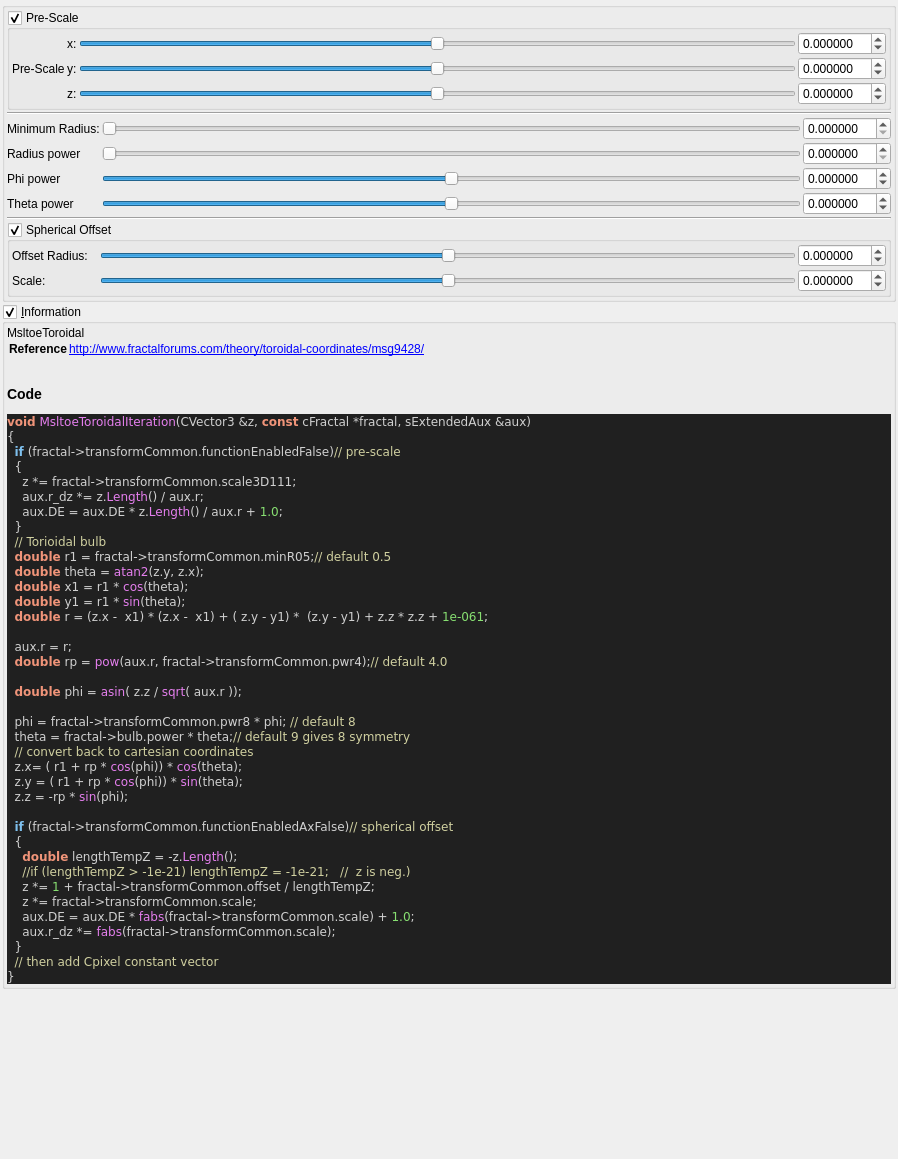
Qt form mandelbulber2/qt_data/fractal_msltoe_toroidal.ui (buddhi1980/mandelbulber2) before a commit.
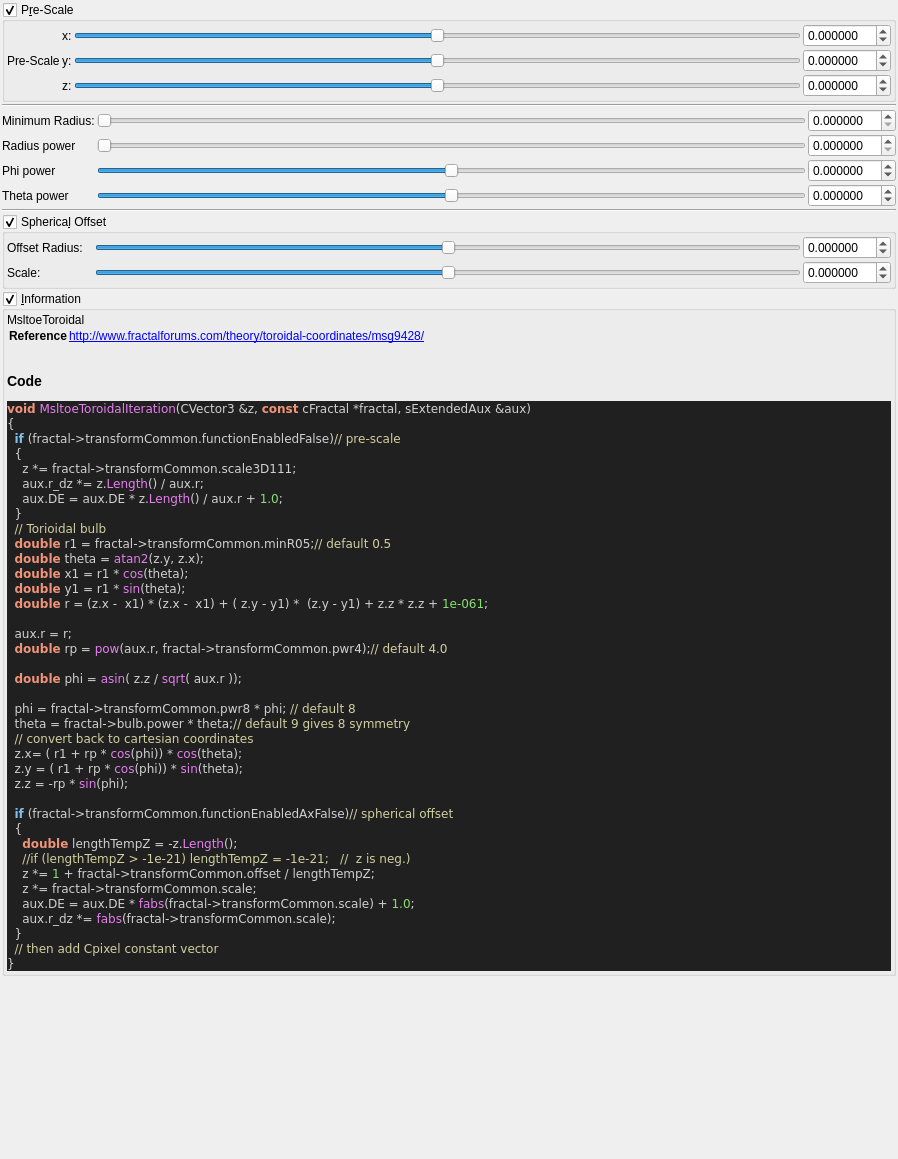
The same form after that commit. Custom widgets are drawn as their Qt base class.

Commit message: cleaned up more UIs for fractal formulas

Patch:
```diff
--- a/mandelbulber2/qt_data/fractal_msltoe_toroidal.ui
+++ b/mandelbulber2/qt_data/fractal_msltoe_toroidal.ui
@@ -30,39 +30,12 @@
     <number>2</number>
    </property>
    <item>
-    <widget class="QGroupBox" name="groupBox">
-     <property name="toolTip">
-      <string/>
-     </property>
-     <property name="title">
-      <string/>
-     </property>
-     <property name="checkable">
-      <bool>false</bool>
-     </property>
-     <layout class="QVBoxLayout" name="verticalLayout_29" stretch="0,0,0,0,0">
-      <property name="spacing">
-       <number>2</number>
-      </property>
-      <property name="leftMargin">
-       <number>2</number>
-      </property>
-      <property name="topMargin">
-       <number>2</number>
-      </property>
-      <property name="rightMargin">
-       <number>2</number>
-      </property>
-      <property name="bottomMargin">
-       <number>2</number>
-      </property>
-      <item>
        <widget class="MyGroupBox" name="groupCheck_transf_function_enabled_false">
         <property name="toolTip">
          <string/>
         </property>
         <property name="title">
-         <string>Pre-Scale</string>
+      <string>P&amp;re-Scale</string>
         </property>
         <property name="checkable">
          <bool>true</bool>
@@ -499,7 +472,7 @@
          <string/>
         </property>
         <property name="title">
-         <string>Spherical Offset</string>
+      <string>Spherica&amp;l Offset</string>
         </property>
         <property name="checkable">
          <bool>true</bool>
@@ -622,9 +595,6 @@
             </widget>
            </item>
           </layout>
-         </item>
-        </layout>
-       </widget>
       </item>
      </layout>
     </widget>
```
Lines whose indentation alone changed are shown as unchanged. The commit also changes 11 other files.
